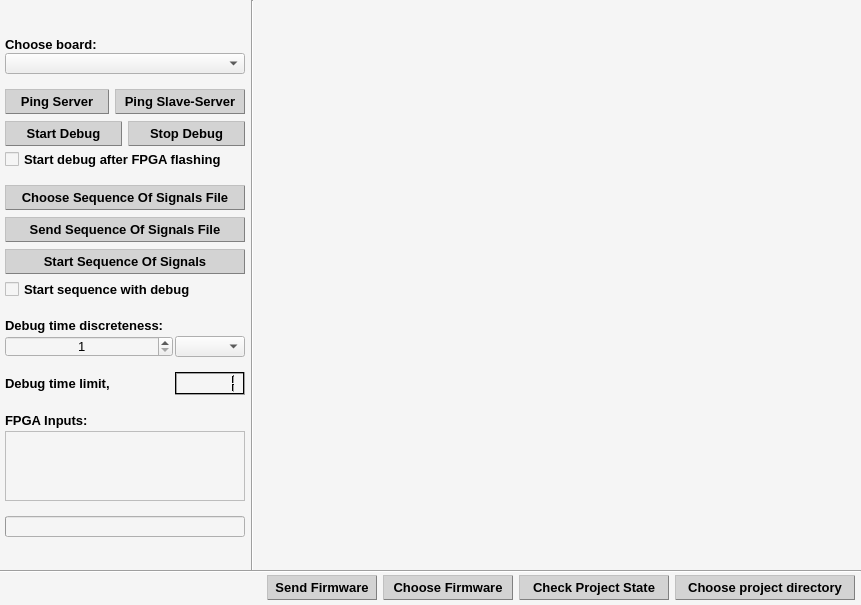
The window that CLIENT/RHE_Client/rhe_widget.ui (qvinn/RHE) describes before a commit, drawn with Qt 5.
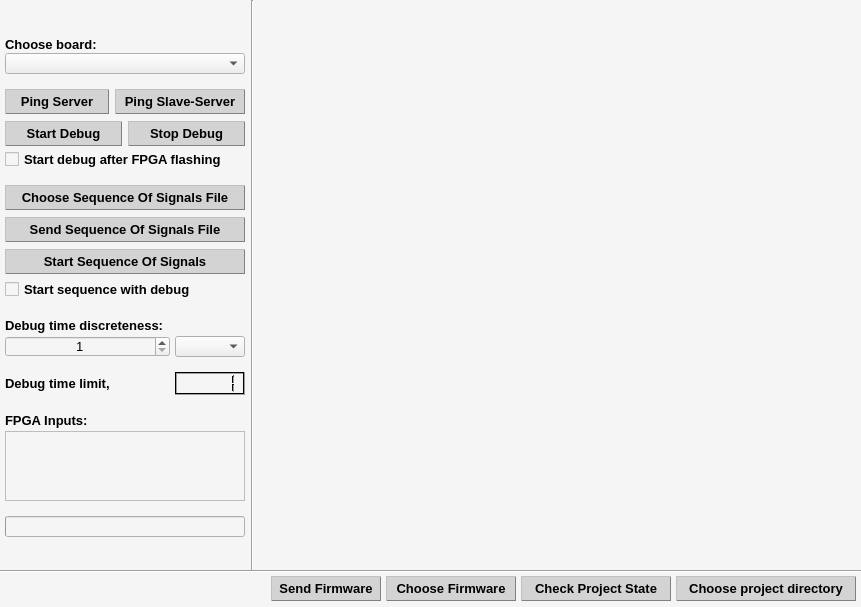
The same window after the commit.

Commit message: UI Fixes; "debug_not_started" - packet connected

```diff
--- a/CLIENT/RHE_Client/rhe_widget.ui
+++ b/CLIENT/RHE_Client/rhe_widget.ui
@@ -7,7 +7,7 @@
     <x>0</x>
     <y>0</y>
     <width>861</width>
-    <height>605</height>
+    <height>607</height>
    </rect>
   </property>
   <property name="minimumSize">
@@ -2765,7 +2765,7 @@
        <item>
         <layout class="QHBoxLayout" name="horizontalLayout_7">
          <property name="spacing">
-          <number>2</number>
+          <number>5</number>
          </property>
          <item>
           <widget class="QSpinBox" name="spnBx_dbg_tm">
@@ -3505,10 +3505,13 @@
      <x>0</x>
      <y>570</y>
      <width>861</width>
-     <height>35</height>
+     <height>37</height>
     </rect>
    </property>
    <layout class="QHBoxLayout" name="horizontalLayout">
+    <property name="spacing">
+     <number>5</number>
+    </property>
     <property name="leftMargin">
      <number>5</number>
     </property>
@@ -3516,7 +3519,7 @@
      <number>5</number>
     </property>
     <property name="rightMargin">
-     <number>6</number>
+     <number>5</number>
     </property>
     <property name="bottomMargin">
      <number>5</number>
```
Left out of the diff: 6 changed lines with no effect on the pictures. The commit also changes 4 other files.
